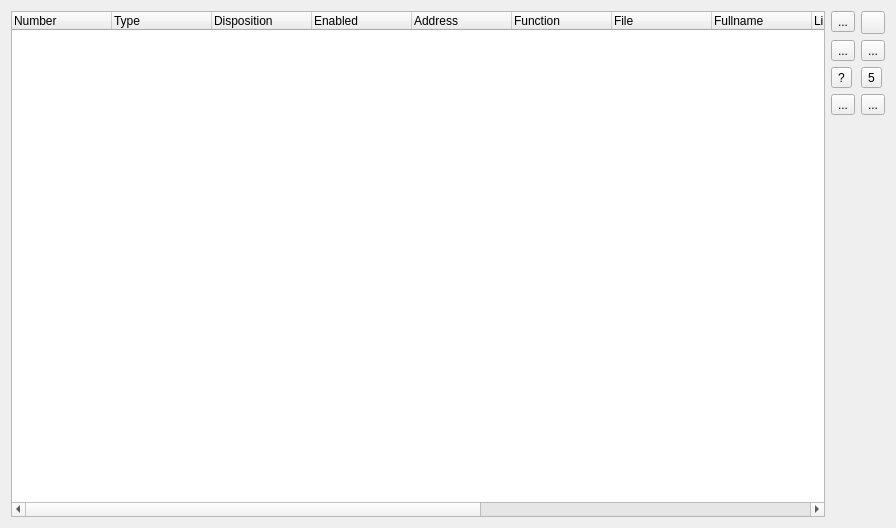
The window that src/SeerBreakpointsBrowserWidget.ui (epasveer/seer) describes before a commit, drawn with Qt 5.
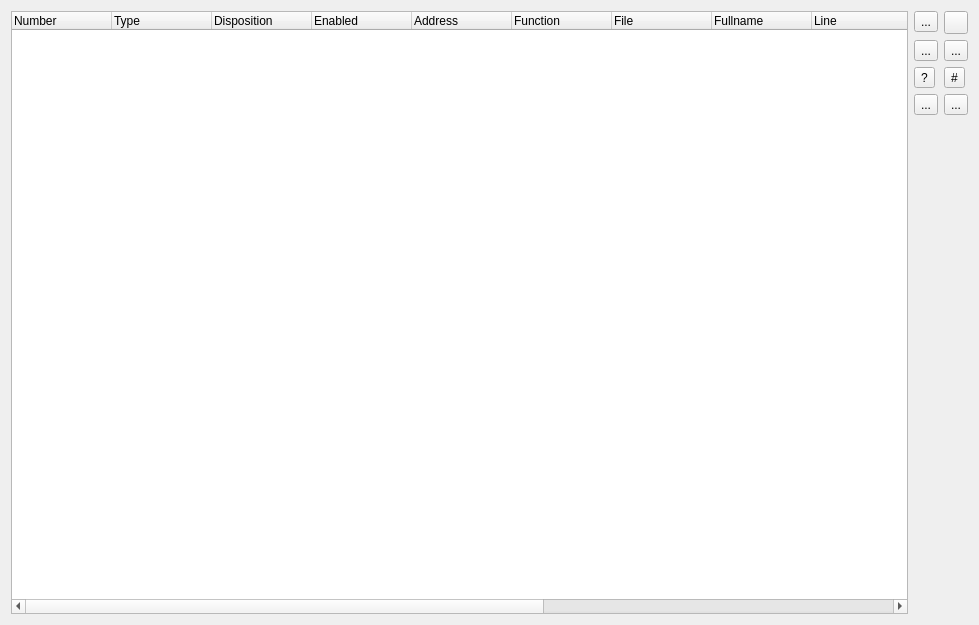
The same window after the commit. Icons and pictures are not drawn.

Commit message: Checkpoint for new execution status dialog.

Diff of the .ui file:
```diff
--- a/src/SeerBreakpointsBrowserWidget.ui
+++ b/src/SeerBreakpointsBrowserWidget.ui
@@ -6,8 +6,8 @@
    <rect>
     <x>0</x>
     <y>0</y>
-    <width>896</width>
-    <height>528</height>
+    <width>979</width>
+    <height>625</height>
    </rect>
   </property>
   <property name="windowTitle">
@@ -17,7 +17,7 @@
    <item row="0" column="0">
     <widget class="QTreeWidget" name="breakpointsTreeWidget">
      <property name="columnCount">
-      <number>14</number>
+      <number>15</number>
      </property>
      <column>
       <property name="text">
@@ -84,6 +84,11 @@
        <string>Ignore</string>
       </property>
      </column>
+     <column>
+      <property name="text">
+       <string>Commands</string>
+      </property>
+     </column>
      <column>
       <property name="text">
        <string>Original Location</string>
@@ -165,7 +170,7 @@
         <string>Add ignore count to selected breakpoint.</string>
        </property>
        <property name="text">
-        <string>5</string>
+        <string>#</string>
        </property>
       </widget>
      </item>
```
The commit also changes 7 other files.
